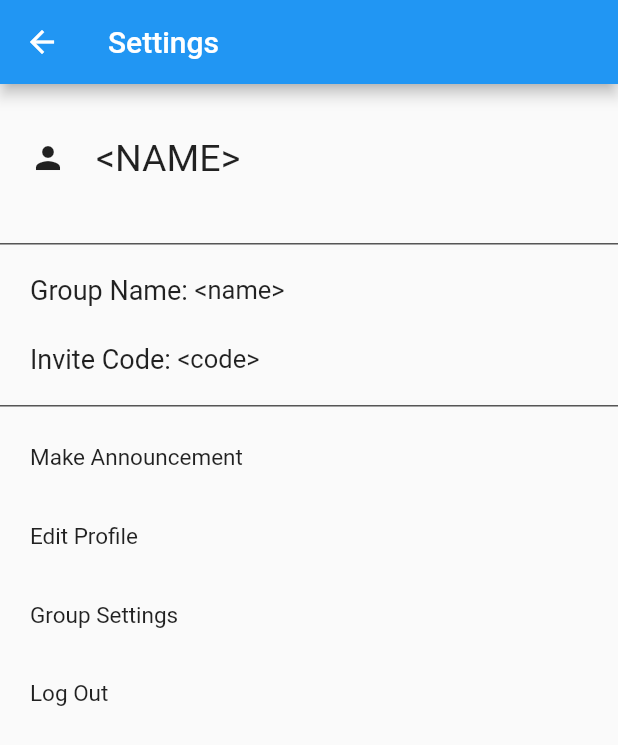
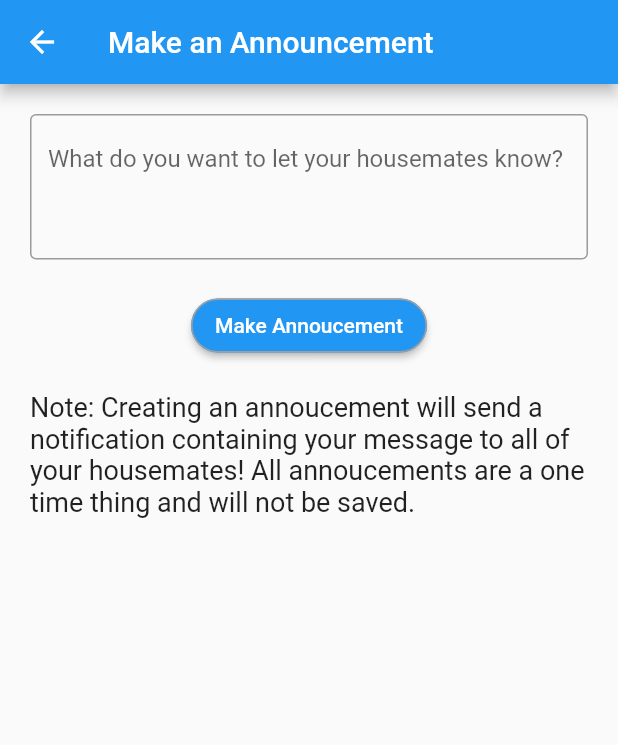
Before and after one commit to danielphung01/housemate_helper, a Flutter app: the SettingsMenu screen opened directly, after a tap on "Make Announcement", on a phone screen of 412 x 824 dp. Shown: the top 745 px of the screen. Run offline on Flutter 3.47's test engine with Material 2 defaults, Android fonts, the phone set to English and light mode, and no system bars; our stand-ins replace firebase_auth, firebase_core; missing offline and left inert: dart:ffi; accounts and stored records are empty; network calls fail.

Commit message:
Added Make Annoucement page - implemented simple functionality and UI for Make Annoucement pages - centered titles of all create pages

```diff
--- a/lib/create_menus/create_chore.dart
+++ b/lib/create_menus/create_chore.dart
@@ -17,6 +17,7 @@ class _CreateChoreState extends State<CreateChore> {
     return Scaffold(
       appBar: AppBar(
         title: Text(widget.pageTitle),
+        centerTitle: true,
         automaticallyImplyLeading: true,
         actions: [
           Visibility(
--- a/lib/create_menus/create_event.dart
+++ b/lib/create_menus/create_event.dart
@@ -16,6 +16,7 @@ class _CreateEventState extends State<CreateEvent> {
     return Scaffold(
       appBar: AppBar(
         title: Text(widget.pageTitle),
+        centerTitle: true,
         automaticallyImplyLeading: true,
         actions: [
           Visibility(
--- a/lib/create_menus/create_expense.dart
+++ b/lib/create_menus/create_expense.dart
@@ -16,6 +16,7 @@ class _CreateExpenseState extends State<CreateExpense> {
     return Scaffold(
       appBar: AppBar(
         title: Text('Create Expense'),
+        centerTitle: true,
         automaticallyImplyLeading: true,
         actions: [
           Visibility(
--- a/lib/create_menus/create_note.dart
+++ b/lib/create_menus/create_note.dart
@@ -18,6 +18,7 @@ class _CreateNoteState extends State<CreateNote> {
     return Scaffold(
       appBar: AppBar(
         title: Text(widget.pageTitle),
+        centerTitle: true,
         automaticallyImplyLeading: true,
         actions: [
           Visibility(
--- a/lib/create_menus/create_shopping_item.dart
+++ b/lib/create_menus/create_shopping_item.dart
@@ -16,6 +16,7 @@ class _CreateShoppingItemState extends State<CreateShoppingItem> {
     return Scaffold(
       appBar: AppBar(
         title: Text(widget.pageTitle),
+        centerTitle: true,
         automaticallyImplyLeading: true,
         actions: [
           Visibility(
--- a/lib/menus/settings_menu.dart
+++ b/lib/menus/settings_menu.dart
@@ -1,6 +1,7 @@
 import 'package:firebase_auth/firebase_auth.dart';
 import 'package:flutter/material.dart';
 import 'package:housemate_helper/login_page.dart';
+import 'package:housemate_helper/setting_pages/make_annoucement_page.dart';
 
 class SettingsMenu extends StatefulWidget {
   const SettingsMenu({Key? key}) : super(key: key);
@@ -15,6 +16,7 @@ class _SettingsMenuState extends State<SettingsMenu> {
     return Scaffold(
       appBar: AppBar(
           title: Text('Settings'),
+        automaticallyImplyLeading: true,
       ),
 
       body: Column(
@@ -106,6 +108,10 @@ class _SettingsMenuState extends State<SettingsMenu> {
               ),
               onTap: () {
                 print("make announcement button pressed");
+                Navigator.push(
+                  context,
+                  MaterialPageRoute(builder: (context) => MakeAnnouncementPage()),
+                );
               },
             ),
           ),
--- /dev/null
+++ b/lib/setting_pages/make_annoucement_page.dart
@@ -0,0 +1,74 @@
+import 'package:flutter/material.dart';
+import 'package:flutter/services.dart';
+
+class MakeAnnouncementPage extends StatefulWidget {
+  const MakeAnnouncementPage({Key? key}) : super(key: key);
+
+  @override
+  State<MakeAnnouncementPage> createState() => _MakeAnnouncementPageState();
+}
+
+class _MakeAnnouncementPageState extends State<MakeAnnouncementPage> {
+
+  var announcementController = TextEditingController();
+
+  @override
+  Widget build(BuildContext context) {
+    return Scaffold(
+      appBar: AppBar(
+        title: Text('Make an Announcement'),
+        automaticallyImplyLeading: true,
+      ),
+
+      body: Column(
+        children: [
+          Container(
+            margin: EdgeInsets.all(20),
+            child: TextField(
+              controller: announcementController,
+              keyboardType: TextInputType.multiline,
+              minLines: 3,
+              maxLines: 4,
+              decoration: InputDecoration(
+                border: OutlineInputBorder(),
+                hintText: 'What do you want to let your housemates know?',
+              ),
+            ),
+          ),
+          ElevatedButton(
+            style: ButtonStyle(
+              backgroundColor: MaterialStateProperty.all(Colors.blue),
+              shape: MaterialStateProperty.all<RoundedRectangleBorder>(
+                  RoundedRectangleBorder(
+                    borderRadius: BorderRadius.circular(18.0),
+                  )
+              ),
+              side: MaterialStateProperty.all(
+                  BorderSide(
+                    style: BorderStyle.solid,
+                    color: Colors.grey,
+                  )
+              ),
+            ),
+            child: Text('Make Annoucement'),
+            onPressed: () {
+              // TODO: send a notification to all users in the same group with the annoucement message
+              print('make annoucement button pressed');
+              Navigator.of(context).pop();
+            },
+          ),
+          Container(
+            margin: EdgeInsets.all(20),
+            child: Text(
+              'Note: Creating an annoucement will send a notification containing your message to all of your housemates! All annoucements are a one time thing and will not be saved.',
+              style: TextStyle(
+                fontSize: 18,
+              ),
+            ),
+          ),
+
+        ],
+      ),
+    );
+  }
+}
```
